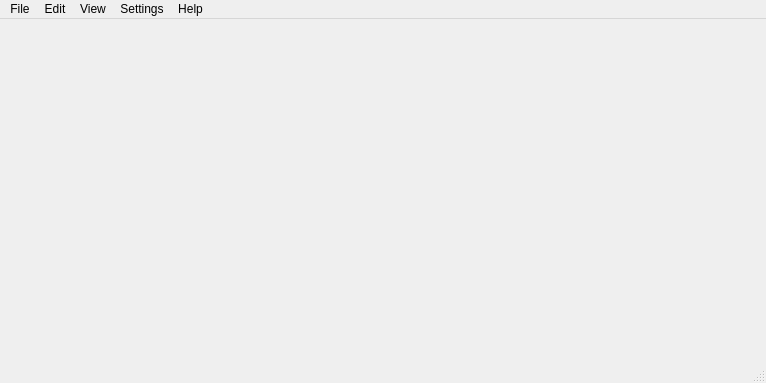
The window that mainwindow.ui (luisaras/PaperDraw) describes before a commit, drawn with Qt 5.
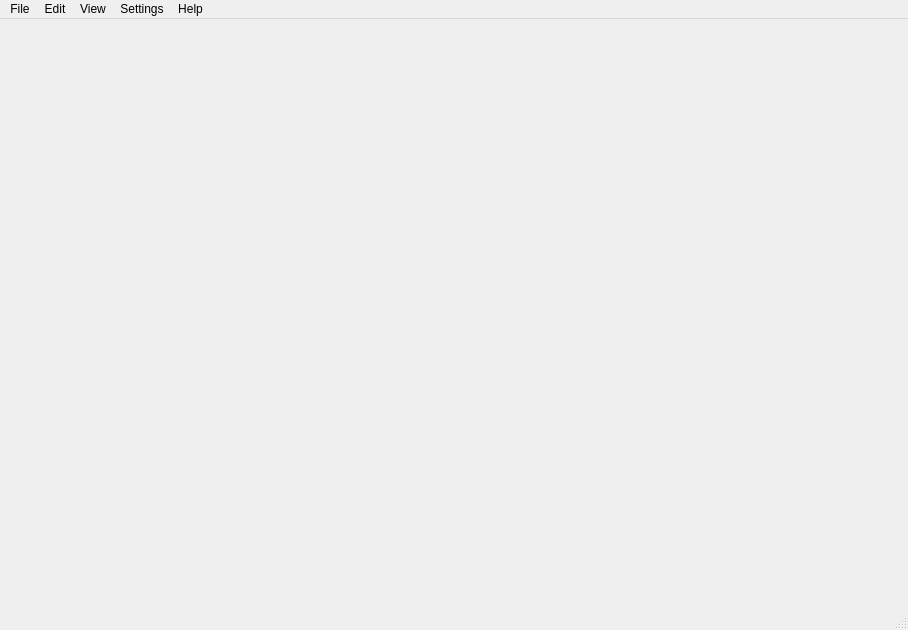
The same window after the commit.

Patch:
```diff
--- a/mainwindow.ui
+++ b/mainwindow.ui
@@ -6,8 +6,8 @@
    <rect>
     <x>0</x>
     <y>0</y>
-    <width>766</width>
-    <height>383</height>
+    <width>908</width>
+    <height>630</height>
    </rect>
   </property>
   <property name="windowTitle">
@@ -19,7 +19,7 @@
     <rect>
      <x>0</x>
      <y>0</y>
-     <width>766</width>
+     <width>908</width>
      <height>19</height>
     </rect>
    </property>
```
